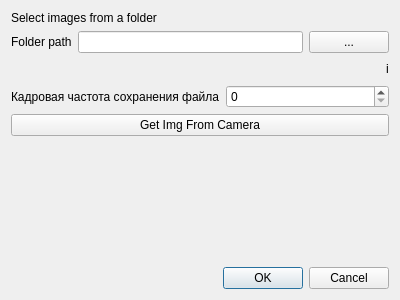
VasilevIvanVladimirovich/Camera-calibration-With-OpenCV, file CameraCalibration/dialogsetimg.ui: the form before one commit.
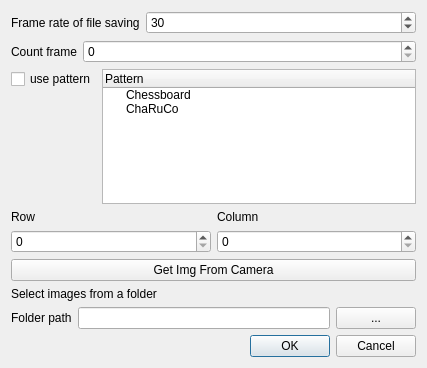
The form after the commit.

Diff of the .ui file:
```diff
--- a/CameraCalibration/dialogsetimg.ui
+++ b/CameraCalibration/dialogsetimg.ui
@@ -6,8 +6,8 @@
    <rect>
     <x>0</x>
     <y>0</y>
-    <width>400</width>
-    <height>300</height>
+    <width>427</width>
+    <height>368</height>
    </rect>
   </property>
   <property name="windowTitle">
@@ -16,21 +16,129 @@
   <layout class="QVBoxLayout" name="verticalLayout">
    <item>
     <layout class="QVBoxLayout" name="verticalLayout_2">
-     <item>
-      <widget class="QLabel" name="label">
-       <property name="maximumSize">
-        <size>
-         <width>16777215</width>
-         <height>25</height>
-        </size>
-       </property>
-       <property name="text">
-        <string>Select images from a folder</string>
-       </property>
-      </widget>
-     </item>
      <item>
       <layout class="QVBoxLayout" name="verticalLayout_4">
+       <item>
+        <layout class="QFormLayout" name="formLayout">
+         <item row="0" column="0">
+          <widget class="QLabel" name="label_3">
+           <property name="text">
+            <string>Frame rate of file saving</string>
+           </property>
+          </widget>
+         </item>
+         <item row="0" column="1">
+          <widget class="QSpinBox" name="frameRate">
+           <property name="maximum">
+            <number>999999999</number>
+           </property>
+           <property name="value">
+            <number>30</number>
+           </property>
+          </widget>
+         </item>
+        </layout>
+       </item>
+       <item>
+        <layout class="QFormLayout" name="formLayout_2">
+         <item row="0" column="0">
+          <widget class="QLabel" name="label_4">
+           <property name="text">
+            <string>Count frame</string>
+           </property>
+          </widget>
+         </item>
+         <item row="0" column="1">
+          <widget class="QSpinBox" name="countFrame">
+           <property name="maximum">
+            <number>999999999</number>
+           </property>
+          </widget>
+         </item>
+        </layout>
+       </item>
+       <item>
+        <layout class="QFormLayout" name="formLayout_3">
+         <item row="0" column="0">
+          <widget class="QCheckBox" name="checkBoxUsePattern">
+           <property name="text">
+            <string>use pattern</string>
+           </property>
+          </widget>
+         </item>
+         <item row="0" column="1">
+          <widget class="QTreeWidget" name="treeWidgetPattern">
+           <column>
+            <property name="text">
+             <string>Pattern</string>
+            </property>
+           </column>
+           <item>
+            <property name="text">
+             <string>Chessboard</string>
+            </property>
+           </item>
+           <item>
+            <property name="text">
+             <string>ChaRuCo</string>
+            </property>
+           </item>
+          </widget>
+         </item>
+        </layout>
+       </item>
+       <item>
+        <layout class="QHBoxLayout" name="horizontalLayout_2">
+         <item>
+          <layout class="QVBoxLayout" name="verticalLayout_3">
+           <item>
+            <widget class="QLabel" name="label_5">
+             <property name="text">
+              <string>Row</string>
+             </property>
+            </widget>
+           </item>
+           <item>
+            <widget class="QSpinBox" name="spinRow"/>
+           </item>
+          </layout>
+         </item>
+         <item>
+          <layout class="QVBoxLayout" name="verticalLayout_5">
+           <item>
+            <widget class="QLabel" name="label_6">
+             <property name="text">
+              <string>Column</string>
+             </property>
+            </widget>
+           </item>
+           <item>
+            <widget class="QSpinBox" name="spinColumn"/>
+           </item>
+          </layout>
+         </item>
+        </layout>
+       </item>
+       <item>
+        <widget class="QPushButton" name="btn_getCameraImg">
+         <property name="text">
+          <string>Get Img From Camera</string>
+         </property>
+        </widget>
+       </item>
+       <item>
+        <widget class="QLabel" name="label">
+         <property name="maximumSize">
+          <size>
+           <width>16777215</width>
+           <height>25</height>
+          </size>
+         </property>
+         <property name="text">
+          <string>Select images from a folder</string>
+         </property>
+        </widget>
+       </item>
        <item>
         <layout class="QHBoxLayout" name="horizontalLayout">
          <item>
@@ -58,51 +166,6 @@
          </item>
         </layout>
        </item>
-       <item>
-        <layout class="QHBoxLayout" name="horizontalLayout_2">
-         <item>
-          <spacer name="horizontalSpacer">
-           <property name="orientation">
-            <enum>Qt::Horizontal</enum>
-           </property>
-           <property name="sizeHint" stdset="0">
-            <size>
-             <width>40</width>
-             <height>20</height>
-            </size>
-           </property>
-          </spacer>
-         </item>
-         <item>
-          <widget class="QLabel" name="label_countfindimg">
-           <property name="text">
-            <string>i</string>
-           </property>
-          </widget>
-         </item>
-        </layout>
-       </item>
-       <item>
-        <layout class="QFormLayout" name="formLayout">
-         <item row="0" column="0">
-          <widget class="QLabel" name="label_3">
-           <property name="text">
-            <string>Кадровая частота сохранения файла</string>
-           </property>
-          </widget>
-         </item>
-         <item row="0" column="1">
-          <widget class="QSpinBox" name="countframe"/>
-         </item>
-        </layout>
-       </item>
-       <item>
-        <widget class="QPushButton" name="btn_getCameraImg">
-         <property name="text">
-          <string>Get Img From Camera</string>
-         </property>
-        </widget>
-       </item>
        <item>
         <spacer name="verticalSpacer">
          <property name="orientation">
```
